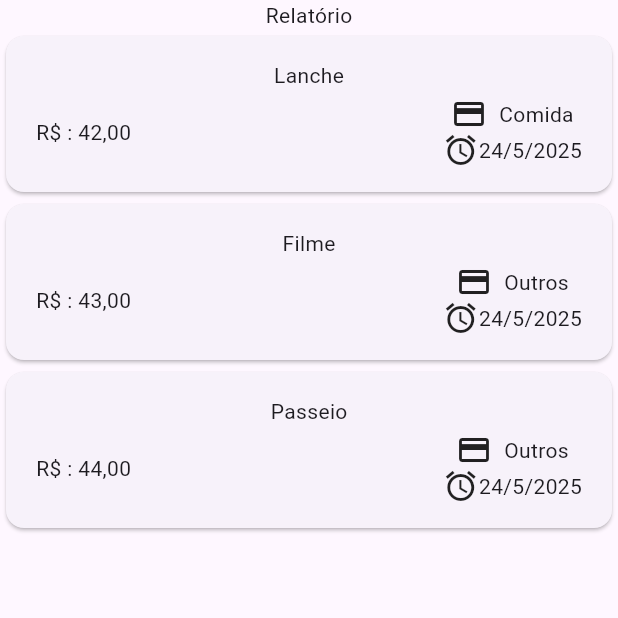
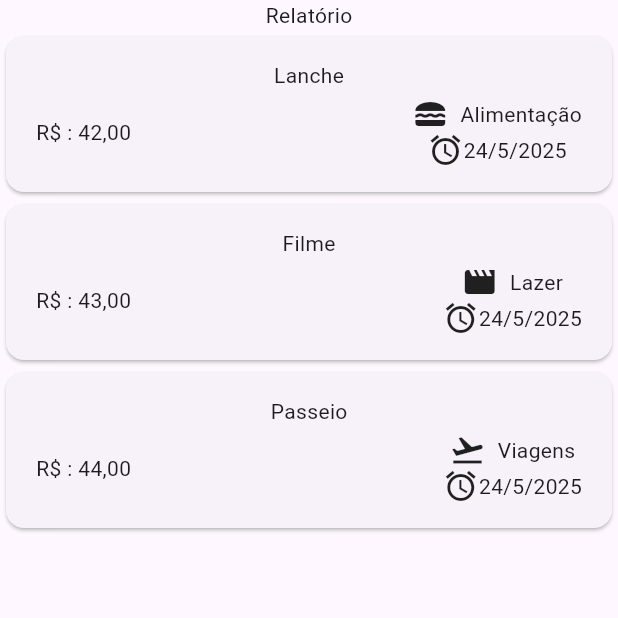
Before and after one commit to rlneto/despesas_flutter, a Flutter app: the screen it shows after launch, on a phone screen of 412 x 824 dp, the top half of it. Run offline on Flutter 3.47's test engine with Material 3 defaults, Android fonts, the light colour scheme and no system bars.

Commit message:
Formatação melhorada das despesas

```diff
--- a/lib/models/expense.dart
+++ b/lib/models/expense.dart
@@ -1,8 +1,23 @@
+import 'package:flutter/material.dart';
 import 'package:uuid/uuid.dart';
 
 const uuid = Uuid();
 
 enum Category { food, travel, leisure, work }
+
+const categoryIcons = {
+  Category.food: Icons.lunch_dining,
+  Category.travel: Icons.flight_takeoff,
+  Category.leisure: Icons.movie,
+  Category.work: Icons.work,
+};
+
+const categoryNames = {
+  Category.food: "Alimentação",
+  Category.travel: "Viagens",
+  Category.leisure: "Lazer",
+  Category.work: "Trabalho",
+};
 
 class Expense {
   Expense({
--- a/lib/widgets/expenses_list/expense_item.dart
+++ b/lib/widgets/expenses_list/expense_item.dart
@@ -5,14 +5,6 @@ class ExpenseItem extends StatelessWidget {
   const ExpenseItem(this.expense, {super.key});
 
   final Expense expense;
-
-  String categoryConverter(cat) {
-    if (cat == Category.food) {
-      return "Comida";
-    } else {
-      return "Outros";
-    }
-  }
 
   @override
   Widget build(BuildContext context) {
@@ -37,9 +29,12 @@ class ExpenseItem extends StatelessWidget {
                   children: [
                     Row(
                       children: [
-                        Icon(Icons.payment),
+                        Icon(
+                          categoryIcons[expense.category] ??
+                              Icons.question_mark,
+                        ),
                         const SizedBox(width: 8),
-                        Text(categoryConverter(expense.category)),
+                        Text(categoryNames[expense.category] ?? "Outros"),
                       ],
                     ),
                     Row(
```
